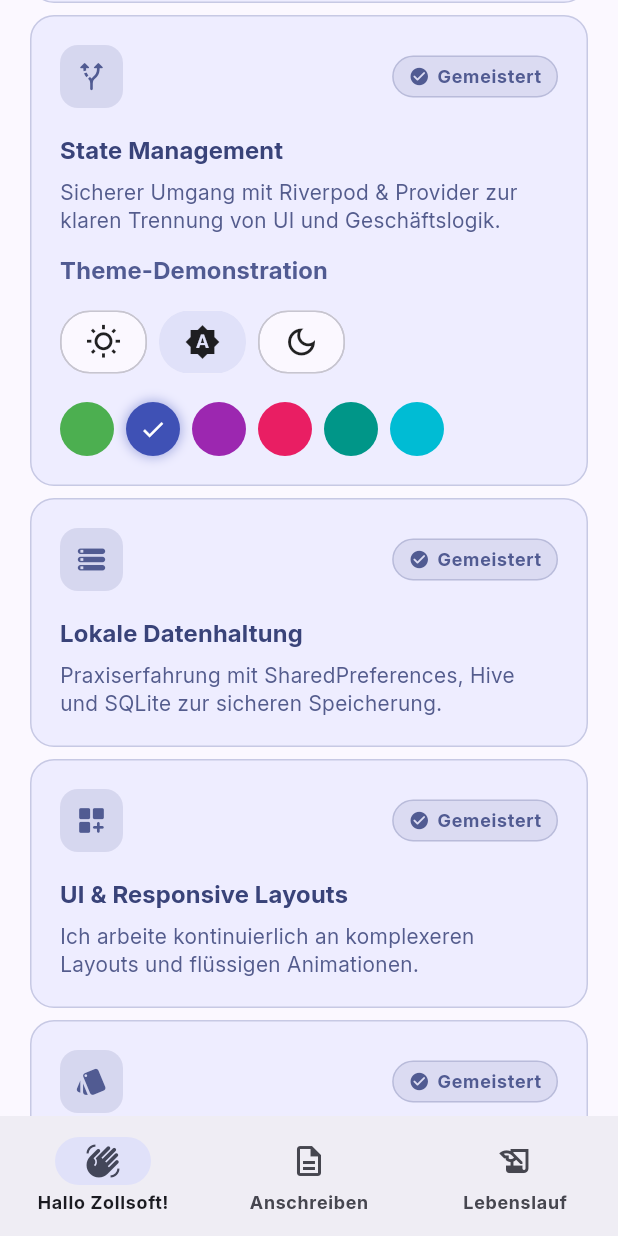
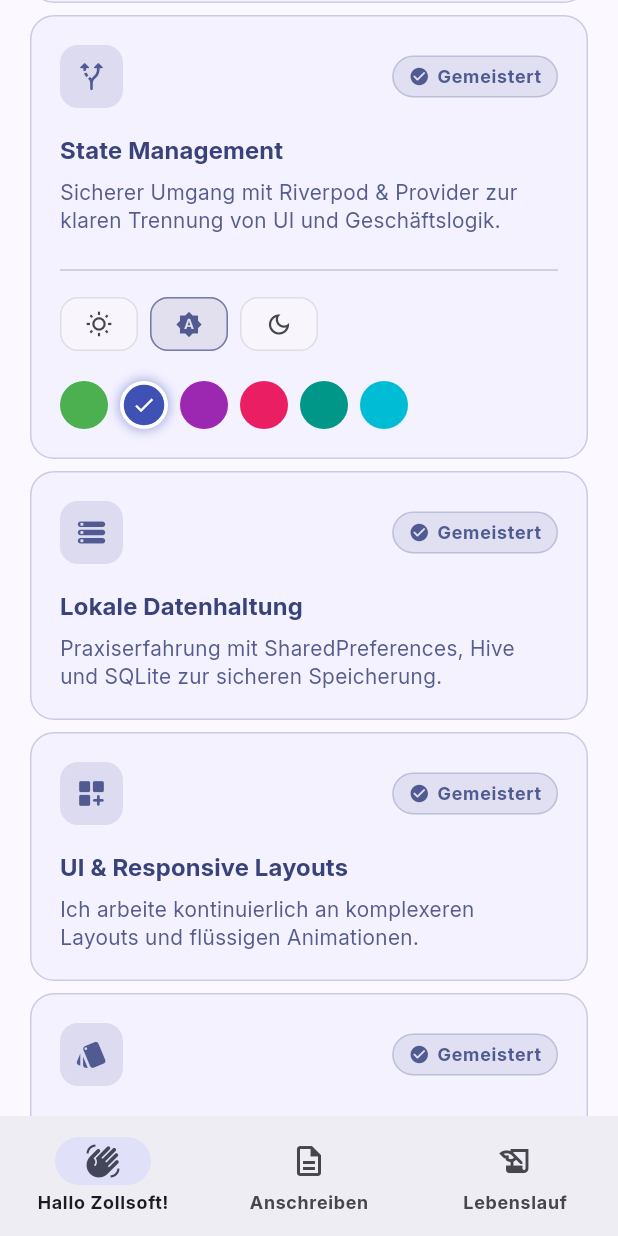
Before and after one commit to fynngerdes/bewerbung_zollsoft, a Flutter app: the screen it shows after launch, scrolled down 1728 dp, on a phone screen of 412 x 824 dp. Run offline on Flutter 3.47's test engine with Material 3 defaults, Android fonts, the phone set to English and light mode, and no system bars; our stand-ins replace flutter_riverpod, go_router, riverpod_annotation; generated files the repository leaves out were written again.

Commit message:
refactor: standardize theme UI component styles and simplify self-assessment card opacity

```diff
--- a/lib/hello_zollsoft/widgets/self_assessment_widget.dart
+++ b/lib/hello_zollsoft/widgets/self_assessment_widget.dart
@@ -59,8 +59,8 @@ class SelfAssessmentWidget extends StatelessWidget {
   ) {
     final isMastered = item.isMastered;
     final cardColor = isMastered
-        ? theme.colorScheme.primaryContainer.withValues(alpha: 0.45)
-        : theme.colorScheme.tertiaryContainer.withValues(alpha: 0.35);
+        ? theme.colorScheme.primaryContainer.withValues(alpha: 0.25)
+        : theme.colorScheme.tertiaryContainer.withValues(alpha: 0.25);
 
     final onCardColor = isMastered
         ? theme.colorScheme.onPrimaryContainer
--- a/lib/hello_zollsoft/widgets/set_theme_widget.dart
+++ b/lib/hello_zollsoft/widgets/set_theme_widget.dart
@@ -25,100 +25,109 @@ class SetThemeWidget extends ConsumerWidget {
       mainAxisSize: MainAxisSize.min,
       crossAxisAlignment: CrossAxisAlignment.start,
       children: [
-        Text(
-          'Theme-Demonstration',
-          style: theme.textTheme.titleMedium?.copyWith(
-            color: theme.colorScheme.primary,
-          ),
-        ),
-        const SizedBox(height: 12),
-        _buildThemeModeSelector(ref, currentThemeMode),
-        const SizedBox(height: 16),
-        _buildColorPicker(context, ref, currentSeedColor),
+        Divider(color: theme.colorScheme.outlineVariant, height: 24),
+        _buildThemeModeSelector(theme, ref, currentThemeMode),
+        const SizedBox(height: 14),
+        _buildColorPicker(ref, currentSeedColor),
       ],
     );
   }
 
-  Widget _buildThemeModeSelector(WidgetRef ref, ThemeMode currentThemeMode) {
+  Widget _buildThemeModeSelector(
+    ThemeData theme,
+    WidgetRef ref,
+    ThemeMode currentThemeMode,
+  ) {
+    final primary = theme.colorScheme.primary;
+
     return Wrap(
       spacing: 8,
       runSpacing: 8,
       children: [
-        Tooltip(
-          message: 'Light',
-          child: ChoiceChip(
-            showCheckmark: false,
-            shape: RoundedRectangleBorder(
-              borderRadius: BorderRadius.circular(20),
-            ),
-            label: Icon(
-              currentThemeMode == ThemeMode.light
+        _buildChip(
+          theme: theme,
+          primary: primary,
+          tooltip: 'Light',
+          icon: currentThemeMode == ThemeMode.light
               ? Icons.wb_sunny
               : Icons.wb_sunny_outlined,
-            ),
-            selected: currentThemeMode == ThemeMode.light,
-            onSelected: (selected) {
-              if (selected) {
+          isSelected: currentThemeMode == ThemeMode.light,
+          onTap: () {
             ref
                 .read(switchThemeModeProvider.notifier)
                 .toggleThemeMode(ThemeMode.light);
-              }
           },
         ),
-        ),
-        Tooltip(
-          message: 'System',
-          child: ChoiceChip(
-            showCheckmark: false,
-            shape: RoundedRectangleBorder(
-              borderRadius: BorderRadius.circular(20),
-            ),
-            label: Icon(
-              currentThemeMode == ThemeMode.system
+        _buildChip(
+          theme: theme,
+          primary: primary,
+          tooltip: 'System',
+          icon: currentThemeMode == ThemeMode.system
               ? Icons.brightness_auto
               : Icons.brightness_auto_outlined,
-            ),
-            selected: currentThemeMode == ThemeMode.system,
-            onSelected: (selected) {
-              if (selected) {
+          isSelected: currentThemeMode == ThemeMode.system,
+          onTap: () {
             ref
                 .read(switchThemeModeProvider.notifier)
                 .toggleThemeMode(ThemeMode.system);
-              }
           },
         ),
-        ),
-        Tooltip(
-          message: 'Dark',
-          child: ChoiceChip(
-            showCheckmark: false,
-            shape: RoundedRectangleBorder(
-              borderRadius: BorderRadius.circular(20),
-            ),
-            label: Icon(
-              currentThemeMode == ThemeMode.dark
+        _buildChip(
+          theme: theme,
+          primary: primary,
+          tooltip: 'Dark',
+          icon: currentThemeMode == ThemeMode.dark
               ? Icons.dark_mode
               : Icons.dark_mode_outlined,
-            ),
-            selected: currentThemeMode == ThemeMode.dark,
-            onSelected: (selected) {
-              if (selected) {
+          isSelected: currentThemeMode == ThemeMode.dark,
+          onTap: () {
             ref
                 .read(switchThemeModeProvider.notifier)
                 .toggleThemeMode(ThemeMode.dark);
-              }
           },
-          ),
         ),
       ],
     );
   }
 
-  Widget _buildColorPicker(
-    BuildContext context,
-    WidgetRef ref,
-    Color currentSeedColor,
-  ) {
+  Widget _buildChip({
+    required ThemeData theme,
+    required Color primary,
+    required String tooltip,
+    required IconData icon,
+    required bool isSelected,
+    required VoidCallback onTap,
+  }) {
+    return Tooltip(
+      message: tooltip,
+      child: ChoiceChip(
+        showCheckmark: false,
+        selected: isSelected,
+        onSelected: (selected) {
+          if (selected) onTap();
+        },
+        label: Icon(
+          icon,
+          size: 18,
+          color: isSelected ? primary : theme.colorScheme.onSurfaceVariant,
+        ),
+        shape: RoundedRectangleBorder(
+          borderRadius: BorderRadius.circular(12),
+          side: BorderSide(
+            color: isSelected
+                ? primary.withValues(alpha: 0.5)
+                : theme.colorScheme.outlineVariant.withValues(alpha: 0.3),
+          ),
+        ),
+        selectedColor: primary.withValues(alpha: 0.15),
+        backgroundColor: theme.colorScheme.surfaceContainerLow.withValues(
+          alpha: 0.5,
+        ),
+      ),
+    );
+  }
+
+  Widget _buildColorPicker(WidgetRef ref, Color currentSeedColor) {
     return Wrap(
       spacing: 8,
       runSpacing: 8,
@@ -130,16 +139,19 @@ class SetThemeWidget extends ConsumerWidget {
             ref.read(themeSeedColorProvider.notifier).setSeedColor(color);
           },
           child: Container(
-            width: 36,
-            height: 36,
+            width: 32,
+            height: 32,
             decoration: BoxDecoration(
               color: color,
               shape: BoxShape.circle,
-
+              border: Border.all(
+                color: isSelected ? Colors.white : Colors.transparent,
+                width: isSelected ? 2.5 : 0.0,
+              ),
               boxShadow: isSelected
                   ? [
                       BoxShadow(
-                        color: color.withValues(alpha: 0.4),
+                        color: color.withValues(alpha: 0.45),
                         blurRadius: 6,
                         spreadRadius: 1,
                       ),
@@ -147,7 +159,7 @@ class SetThemeWidget extends ConsumerWidget {
                   : null,
             ),
             child: isSelected
-                ? const Icon(Icons.check, color: Colors.white, size: 18)
+                ? const Icon(Icons.check, color: Colors.white, size: 16)
                 : null,
           ),
         );
```
Lines whose indentation alone changed are shown as unchanged.
